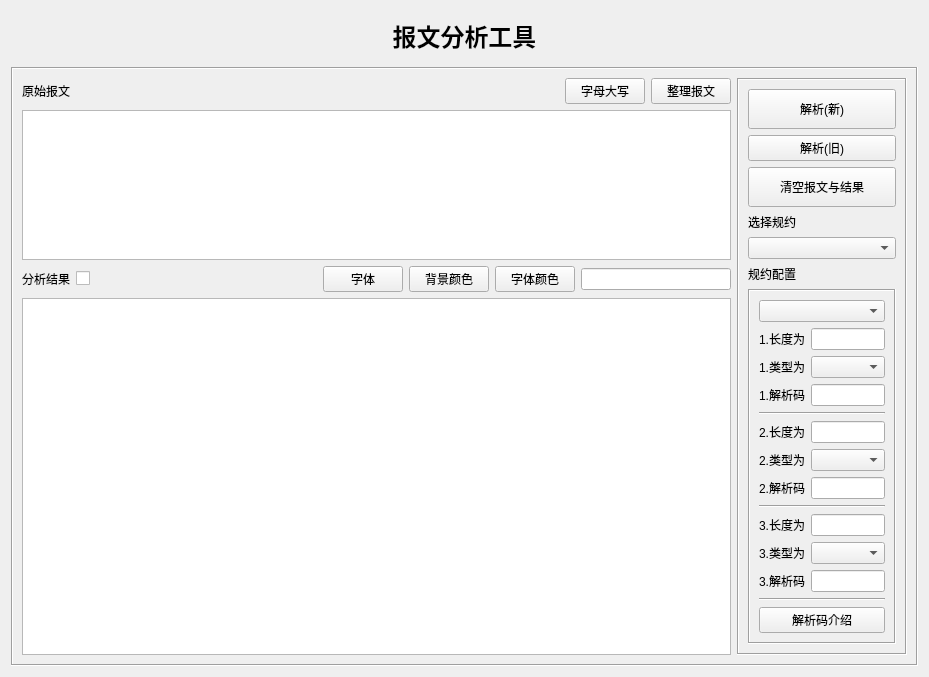
Before: the Qt Designer form src/interface/frmanalysis.ui in whx110123/PDTool, drawn with Qt 5.
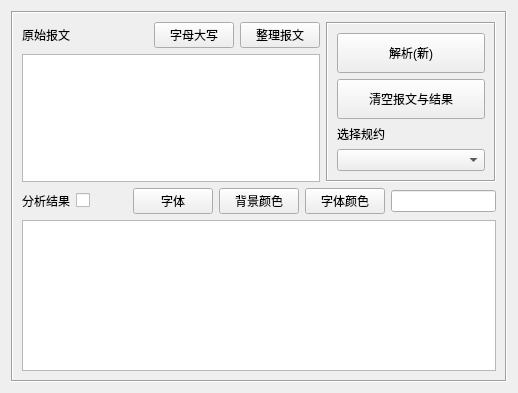
After: the same form once the commit is applied.

Diff of the .ui file:
```diff
--- a/src/interface/frmanalysis.ui
+++ b/src/interface/frmanalysis.ui
@@ -6,45 +6,15 @@
    <rect>
     <x>0</x>
     <y>0</y>
-    <width>929</width>
-    <height>633</height>
+    <width>518</width>
+    <height>393</height>
    </rect>
   </property>
   <property name="windowTitle">
    <string>Form</string>
   </property>
-  <layout class="QVBoxLayout" name="verticalLayout_2">
-   <item>
-    <widget class="QLabel" name="label_3">
-     <property name="minimumSize">
-      <size>
-       <width>0</width>
-       <height>50</height>
-      </size>
-     </property>
-     <property name="maximumSize">
-      <size>
-       <width>16777215</width>
-       <height>50</height>
-      </size>
-     </property>
-     <property name="font">
-      <font>
-       <family>宋体</family>
-       <pointsize>18</pointsize>
-       <weight>75</weight>
-       <bold>true</bold>
-      </font>
-     </property>
-     <property name="text">
-      <string>报文分析工具</string>
-     </property>
-     <property name="alignment">
-      <set>Qt::AlignCenter</set>
-     </property>
-    </widget>
-   </item>
-   <item>
+  <layout class="QGridLayout" name="gridLayout_2">
+   <item row="0" column="0">
     <widget class="QFrame" name="frame_2">
      <property name="frameShape">
       <enum>QFrame::Box</enum>
@@ -94,7 +64,7 @@
         </item>
        </layout>
       </item>
-      <item row="0" column="1" rowspan="4">
+      <item row="0" column="1" rowspan="2">
        <widget class="QFrame" name="frame">
         <property name="minimumSize">
          <size>
@@ -128,25 +98,6 @@
            </property>
           </widget>
          </item>
-         <item>
-          <widget class="QPushButton" name="AnalysisBtn">
-           <property name="minimumSize">
-            <size>
-             <width>0</width>
-             <height>0</height>
-            </size>
-           </property>
-           <property name="maximumSize">
-            <size>
-             <width>16777215</width>
-             <height>40</height>
-            </size>
-           </property>
-           <property name="text">
-            <string>解析(旧)</string>
-           </property>
-          </widget>
-         </item>
          <item>
           <widget class="QPushButton" name="clearBtn">
            <property name="minimumSize">
@@ -182,236 +133,6 @@
          <item>
           <widget class="QComboBox" name="protocolcbox"/>
          </item>
-         <item>
-          <widget class="QLabel" name="label_10">
-           <property name="maximumSize">
-            <size>
-             <width>16777215</width>
-             <height>20</height>
-            </size>
-           </property>
-           <property name="text">
-            <string>规约配置</string>
-           </property>
-          </widget>
-         </item>
-         <item>
-          <widget class="QStackedWidget" name="stackedWidget_protocol">
-           <property name="frameShape">
-            <enum>QFrame::Box</enum>
-           </property>
-           <property name="frameShadow">
-            <enum>QFrame::Sunken</enum>
-           </property>
-           <property name="currentIndex">
-            <number>1</number>
-           </property>
-           <widget class="QWidget" name="page">
-            <layout class="QVBoxLayout" name="verticalLayout_3">
-             <item>
-              <widget class="QLabel" name="label_8">
-               <property name="text">
-                <string>长度域类型</string>
-               </property>
-              </widget>
-             </item>
-             <item>
-              <widget class="QComboBox" name="comboBox_lengthtype"/>
-             </item>
-             <item>
-              <widget class="QLabel" name="label_9">
-               <property name="text">
-                <string>地址域字节数</string>
-               </property>
-              </widget>
-             </item>
-             <item>
-              <widget class="QComboBox" name="comboBox_addrlen"/>
-             </item>
-             <item>
-              <widget class="QLabel" name="label_5">
-               <property name="minimumSize">
-                <size>
-                 <width>0</width>
-                 <height>0</height>
-                </size>
-               </property>
-               <property name="maximumSize">
-                <size>
-                 <width>16777215</width>
-                 <height>16777215</height>
-                </size>
-               </property>
-               <property name="text">
-                <string>传送原因字节数</string>
-               </property>
-              </widget>
-             </item>
-             <item>
-              <widget class="QComboBox" name="comboBox_cotlen"/>
-             </item>
-             <item>
-              <widget class="QLabel" name="label_6">
-               <property name="text">
-                <string>公共地址字节数</string>
-               </property>
-              </widget>
-             </item>
-             <item>
-              <widget class="QComboBox" name="comboBox_comaddrlen"/>
-             </item>
-             <item>
-              <widget class="QLabel" name="label_7">
-               <property name="text">
-                <string>信息体地址字节数</string>
-               </property>
-              </widget>
-             </item>
-             <item>
-              <widget class="QComboBox" name="comboBox_infaddrlen"/>
-             </item>
-             <item>
-              <spacer name="verticalSpacer">
-               <property name="orientation">
-                <enum>Qt::Vertical</enum>
-               </property>
-               <property name="sizeHint" stdset="0">
-                <size>
-                 <width>20</width>
-                 <height>49</height>
-                </size>
-               </property>
-              </spacer>
-             </item>
-            </layout>
-           </widget>
-           <widget class="QWidget" name="page_2">
-            <layout class="QGridLayout" name="gridLayout_2">
-             <item row="3" column="1">
-              <widget class="QLineEdit" name="lineEdit1_modbusanalysis"/>
-             </item>
-             <item row="2" column="0">
-              <widget class="QLabel" name="label_12">
-               <property name="text">
-                <string>1.类型为</string>
-               </property>
-              </widget>
-             </item>
-             <item row="1" column="1">
-              <widget class="QLineEdit" name="lineEdit1_modbuslen"/>
-             </item>
-             <item row="11" column="1">
-              <widget class="QLineEdit" name="lineEdit3_modbusanalysis"/>
-             </item>
-             <item row="6" column="0">
-              <widget class="QLabel" name="label_14">
-               <property name="text">
-                <string>2.类型为</string>
-               </property>
-              </widget>
-             </item>
-             <item row="5" column="1">
-              <widget class="QLineEdit" name="lineEdit2_modbuslen"/>
-             </item>
-             <item row="9" column="0">
-              <widget class="QLabel" name="label_15">
-               <property name="text">
-                <string>3.长度为</string>
-               </property>
-              </widget>
-             </item>
-             <item row="13" column="0" colspan="2">
-              <widget class="QPushButton" name="pushButton">
-               <property name="text">
-                <string>解析码介绍</string>
-               </property>
-              </widget>
-             </item>
-             <item row="4" column="0" colspan="2">
-              <widget class="Line" name="line">
-               <property name="orientation">
-                <enum>Qt::Horizontal</enum>
-               </property>
-              </widget>
-             </item>
-             <item row="8" column="0" colspan="2">
-              <widget class="Line" name="line_2">
-               <property name="orientation">
-                <enum>Qt::Horizontal</enum>
-               </property>
-              </widget>
-             </item>
-             <item row="3" column="0">
-              <widget class="QLabel" name="label_17">
-               <property name="text">
-                <string>1.解析码</string>
-               </property>
-              </widget>
-             </item>
-             <item row="6" column="1">
-              <widget class="QComboBox" name="comboBox2_modbus"/>
-             </item>
-             <item row="11" column="0">
-              <widget class="QLabel" name="label_19">
-               <property name="text">
-                <string>3.解析码</string>
-               </property>
-              </widget>
-             </item>
-             <item row="12" column="0" colspan="2">
-              <widget class="Line" name="line_3">
-               <property name="orientation">
-                <enum>Qt::Horizontal</enum>
-               </property>
-              </widget>
-             </item>
-             <item row="7" column="1">
-              <widget class="QLineEdit" name="lineEdit2_modbusanalysis"/>
-             </item>
-             <item row="5" column="0">
-              <widget class="QLabel" name="label_13">
-               <property name="text">
-                <string>2.长度为</string>
-               </property>
-              </widget>
-             </item>
-             <item row="10" column="0">
-              <widget class="QLabel" name="label_16">
-               <property name="text">
-                <string>3.类型为</string>
-               </property>
-              </widget>
-             </item>
-             <item row="9" column="1">
-              <widget class="QLineEdit" name="lineEdit3_modbuslen"/>
-             </item>
-             <item row="10" column="1">
-              <widget class="QComboBox" name="comboBox3_modbus"/>
-             </item>
-             <item row="7" column="0">
-              <widget class="QLabel" name="label_18">
-               <property name="text">
-                <string>2.解析码</string>
-               </property>
-              </widget>
-             </item>
-             <item row="1" column="0">
-              <widget class="QLabel" name="label_11">
-               <property name="text">
-                <string>1.长度为</string>
-               </property>
-              </widget>
-             </item>
-             <item row="2" column="1">
-              <widget class="QComboBox" name="comboBox1_modbus"/>
-             </item>
-             <item row="0" column="0" colspan="2">
-              <widget class="QComboBox" name="comboBox_sort"/>
-             </item>
-            </layout>
-           </widget>
-          </widget>
-         </item>
         </layout>
        </widget>
       </item>
@@ -428,7 +149,7 @@
         </property>
        </widget>
       </item>
-      <item row="2" column="0">
+      <item row="2" column="0" colspan="2">
        <layout class="QHBoxLayout" name="horizontalLayout">
         <item>
          <widget class="QLabel" name="label_2">
@@ -490,7 +211,7 @@
         </item>
        </layout>
       </item>
-      <item row="3" column="0">
+      <item row="3" column="0" colspan="2">
        <widget class="QTextEdit" name="resulttext">
         <property name="styleSheet">
          <string notr="true"/>
```
